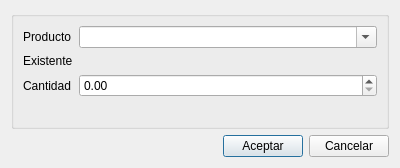
This is RumbaBurger/form_mover.ui in yordanlp/RumbaBurger as Qt 5 draws it before an edit. The edited form follows.
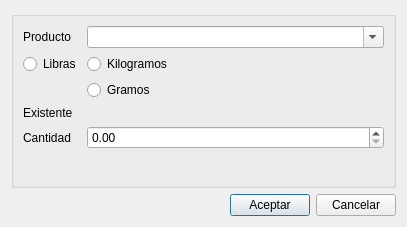
This is the edited form.

```diff
--- a/RumbaBurger/form_mover.ui
+++ b/RumbaBurger/form_mover.ui
@@ -6,8 +6,8 @@
    <rect>
     <x>0</x>
     <y>0</y>
-    <width>400</width>
-    <height>168</height>
+    <width>407</width>
+    <height>227</height>
    </rect>
   </property>
   <property name="windowTitle">
@@ -29,13 +29,6 @@
           </property>
          </widget>
         </item>
-        <item row="1" column="0">
-         <widget class="QLabel" name="l_existente">
-          <property name="text">
-           <string>Existente</string>
-          </property>
-         </widget>
-        </item>
         <item row="0" column="1">
          <widget class="QComboBox" name="cb_product">
           <property name="editable">
@@ -43,16 +36,44 @@
           </property>
          </widget>
         </item>
-        <item row="2" column="0">
+        <item row="6" column="0">
          <widget class="QLabel" name="label_3">
           <property name="text">
            <string>Cantidad</string>
           </property>
          </widget>
         </item>
-        <item row="2" column="1">
+        <item row="6" column="1">
          <widget class="QDoubleSpinBox" name="sb_cantidad"/>
         </item>
+        <item row="3" column="1">
+         <widget class="QRadioButton" name="rb_gramos">
+          <property name="text">
+           <string>Gramos</string>
+          </property>
+         </widget>
+        </item>
+        <item row="5" column="0">
+         <widget class="QLabel" name="l_existente">
+          <property name="text">
+           <string>Existente</string>
+          </property>
+         </widget>
+        </item>
+        <item row="1" column="0">
+         <widget class="QRadioButton" name="rb_libras">
+          <property name="text">
+           <string>Libras</string>
+          </property>
+         </widget>
+        </item>
+        <item row="1" column="1">
+         <widget class="QRadioButton" name="rb_kilogramos">
+          <property name="text">
+           <string>Kilogramos</string>
+          </property>
+         </widget>
+        </item>
        </layout>
       </widget>
      </item>
```
